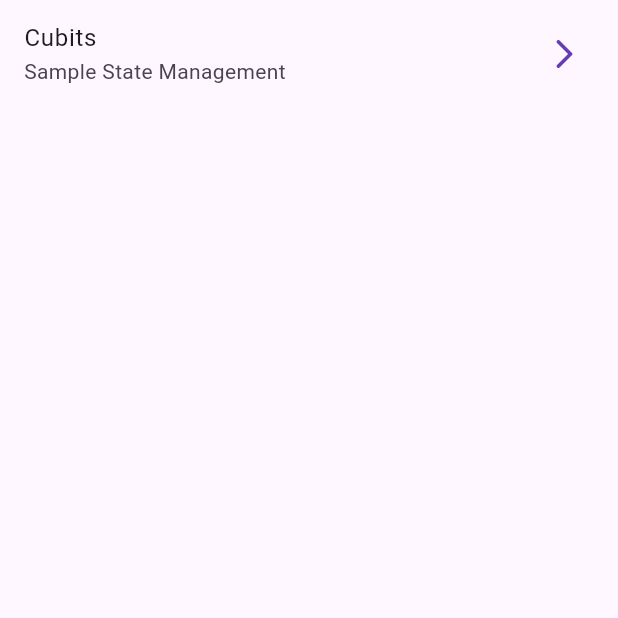
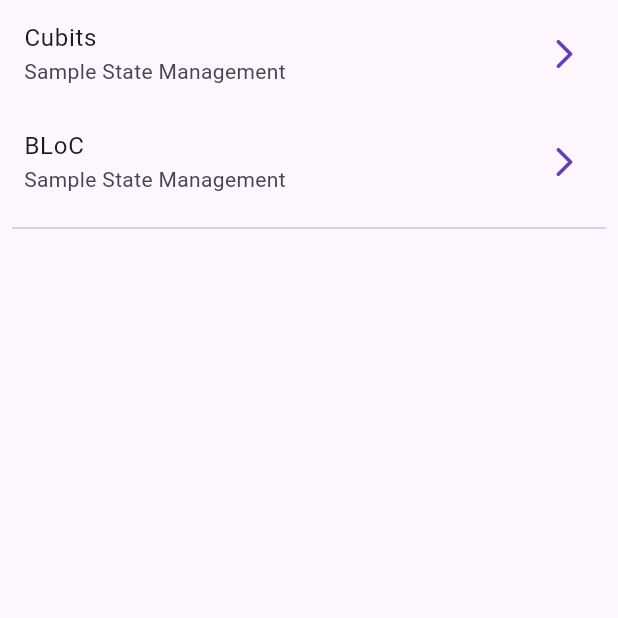
Before and after one commit to Deckgeld/forms_app, a Flutter app: the screen it shows after launch, on a phone screen of 412 x 824 dp, the top half of it. Run offline on Flutter 3.47's test engine with Material 3 defaults, Android fonts, the phone set to English and light mode, and no system bars; our stand-ins replace bloc, equatable, flutter_bloc, go_router.

Commit message:
BLoC counter finished

```diff
--- a/lib/config/router/app_router.dart
+++ b/lib/config/router/app_router.dart
@@ -13,6 +13,10 @@ final appRouter = GoRouter(
       path: '/cubits',
       builder: (context, state) => const CubitCounterScreen(),
     ),
+    GoRoute(
+      path: '/counter-bloc',
+      builder: (context, state) => const BlocCounterScreen(),
+    ),
 
   ]
 );
--- /dev/null
+++ b/lib/presentation/blocs/counter_bloc/counter_bloc.dart
@@ -0,0 +1,36 @@
+import 'package:flutter_bloc/flutter_bloc.dart';
+import 'package:equatable/equatable.dart';
+
+part 'counter_event.dart';
+part 'counter_state.dart';
+
+class CounterBloc extends Bloc<CounterEvent, CounterState> {
+
+  CounterBloc() : super( const CounterState() ) {
+
+    on<CounterIncreased>( _onCounterIncreased);
+    on<CounterReset>( _onCounterReset );
+
+  }
+
+  void _onCounterIncreased( CounterIncreased event, Emitter<CounterState> emit ){
+    emit( state.copyWith(
+        counter: state.counter + event.value,
+        transactionCount: state.transactionCount + 1
+      ));
+  }
+
+  void _onCounterReset( CounterReset event, Emitter<CounterState> emit ){
+    emit( state.copyWith(
+        counter: 0,
+      ));
+  }
+
+  void increaseBy( [int value = 1]  ){
+    add( CounterIncreased(value) );
+  }
+  void resetBy( [int value = 1]  ){
+    add( CounterReset() );
+  }
+
+}
--- a/lib/presentation/screens/cubit_counter_screen.dart
+++ b/lib/presentation/screens/cubit_counter_screen.dart
@@ -24,7 +24,7 @@ class _CubitCounterView extends StatelessWidget {
     return Scaffold(
         appBar: AppBar(
           title: context.select((CounterCubit value) {
-            return Text('Counter values: ${value.state.counter}');
+            return Text('Counter values: ${value.state.transactionCount}');
           }),
           actions: [
             IconButton(
@@ -37,7 +37,6 @@ class _CubitCounterView extends StatelessWidget {
           child: BlocBuilder<CounterCubit, CounterState>(
             //buildWhen: (previous, current) => previous.counter != current.counter,
             builder: (context, state) {
-              print('conter cambio');
               return Text('Counter values: ${state.counter}');
             },
           ),
--- a/lib/presentation/screens/home_screen.dart
+++ b/lib/presentation/screens/home_screen.dart
@@ -14,7 +14,18 @@ class HomeScreen extends StatelessWidget {
             subtitle: const Text('Sample State Management'),
             trailing: const Icon(Icons.arrow_forward_ios_rounded),
             onTap: () => context.push('/cubits'),
-          )
+          ),
+          ListTile(
+            title: const Text('BLoC'),
+            subtitle: const Text('Sample State Management'),
+            trailing: const Icon(Icons.arrow_forward_ios_rounded),
+            onTap: () => context.push('/counter-bloc'),
+          ),
+
+          const Padding(
+            padding: EdgeInsets.symmetric(horizontal:  8.0),
+            child: Divider(),
+          ),
         ],
       ),
     );
```
Also changed, not shown: lib/presentation/blocs/counter_bloc/counter_event.dart (added, +12 -0 lines), lib/presentation/blocs/counter_bloc/counter_state.dart (added, +24 -0 lines), lib/presentation/screens/bloc_counter_screen.dart (+34 -9 lines).
